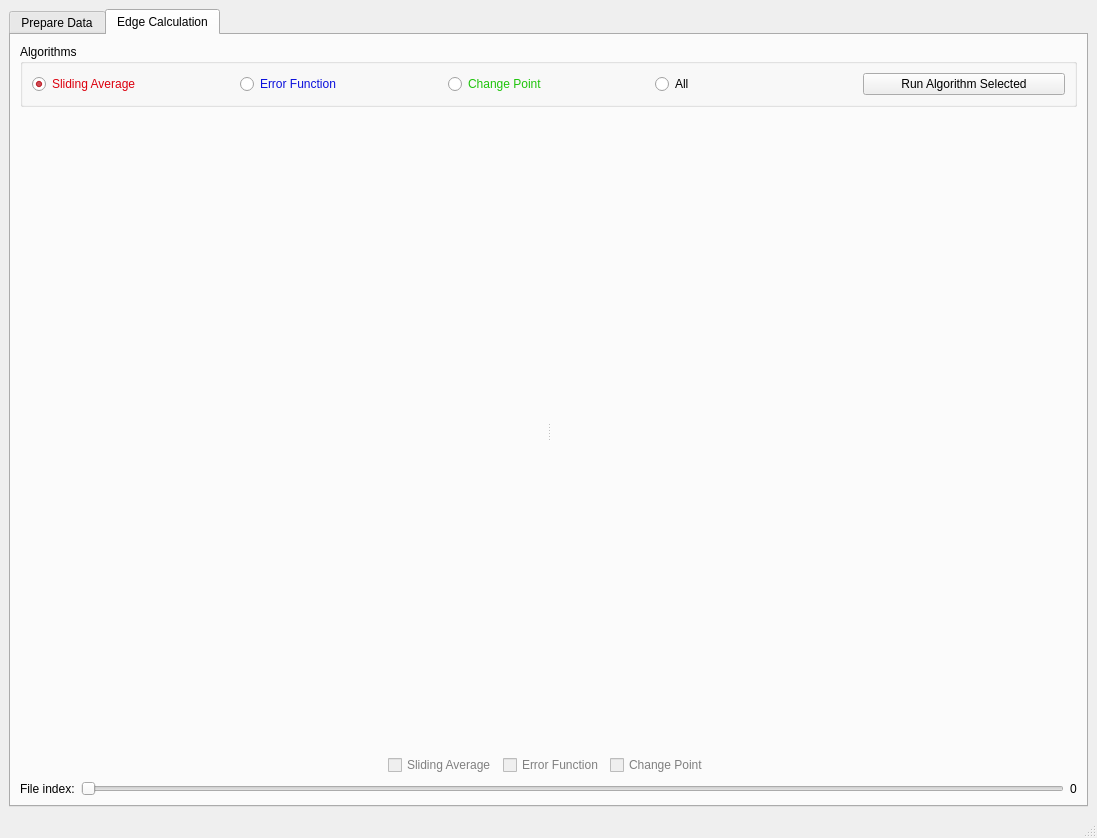
Old version of the form notebooks/ui/ui_wave_front_dynamics.ui in the repository neutronimaging/python_notebooks.
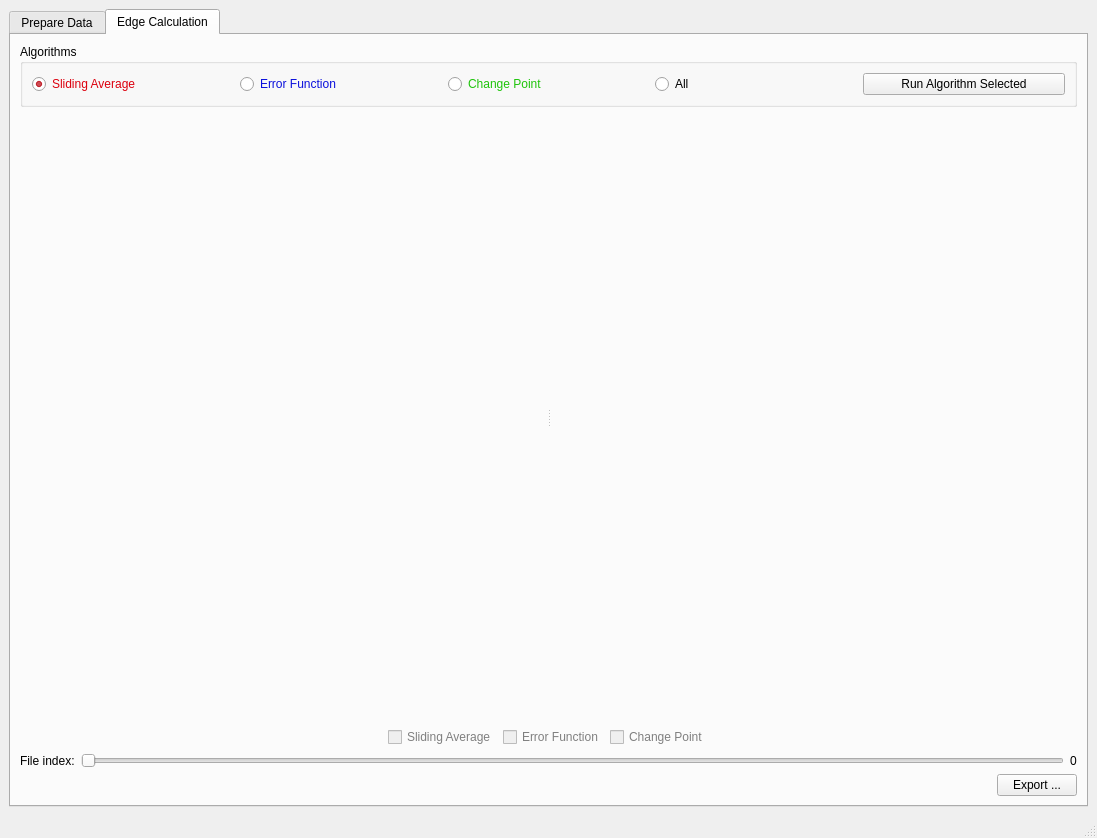
New version of the form. The open tabs and pages were chosen to show the change.

Commit message: Prepared code to export data. this refs #32

The edit to the form file:
```diff
--- a/notebooks/ui/ui_wave_front_dynamics.ui
+++ b/notebooks/ui/ui_wave_front_dynamics.ui
@@ -753,6 +753,30 @@
           </item>
          </layout>
         </item>
+        <item>
+         <layout class="QHBoxLayout" name="horizontalLayout_7">
+          <item>
+           <spacer name="horizontalSpacer_4">
+            <property name="orientation">
+             <enum>Qt::Horizontal</enum>
+            </property>
+            <property name="sizeHint" stdset="0">
+             <size>
+              <width>40</width>
+              <height>20</height>
+             </size>
+            </property>
+           </spacer>
+          </item>
+          <item>
+           <widget class="QPushButton" name="export_button">
+            <property name="text">
+             <string>Export ...</string>
+            </property>
+           </widget>
+          </item>
+         </layout>
+        </item>
        </layout>
       </widget>
      </widget>
```
Left out of the diff: 29 changed lines with no effect on the pictures. The commit also changes 4 other files.
